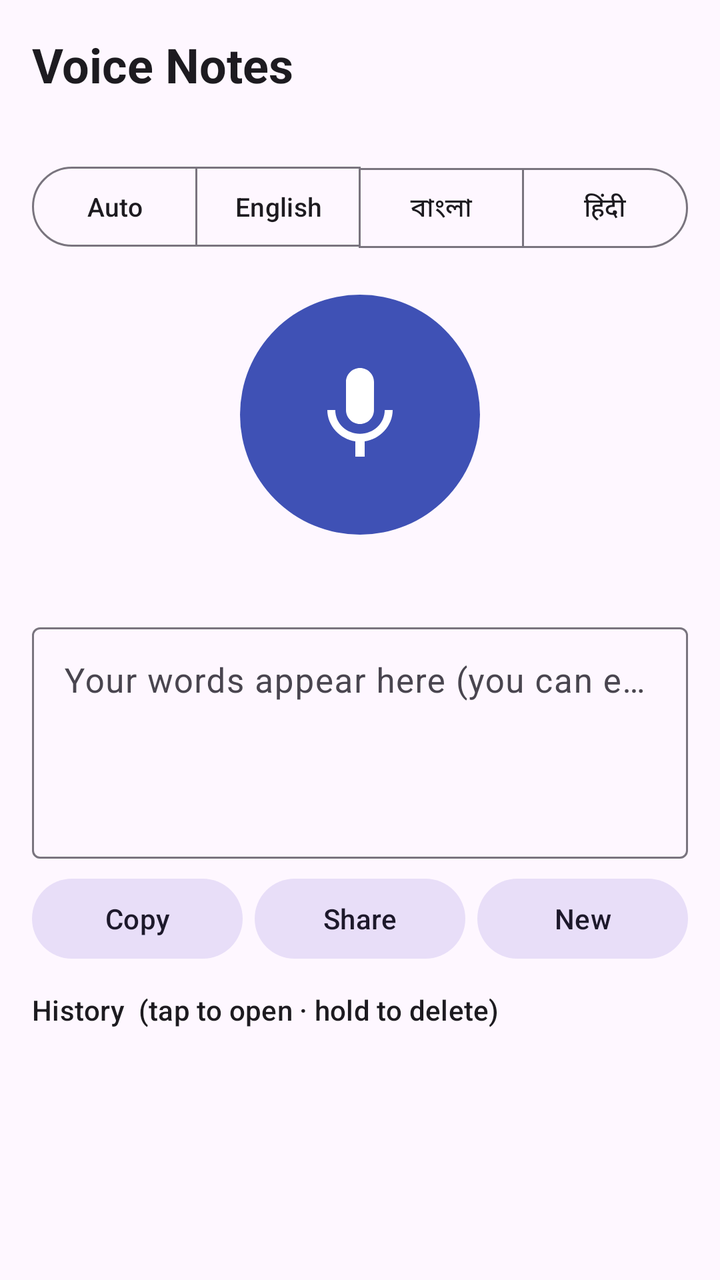
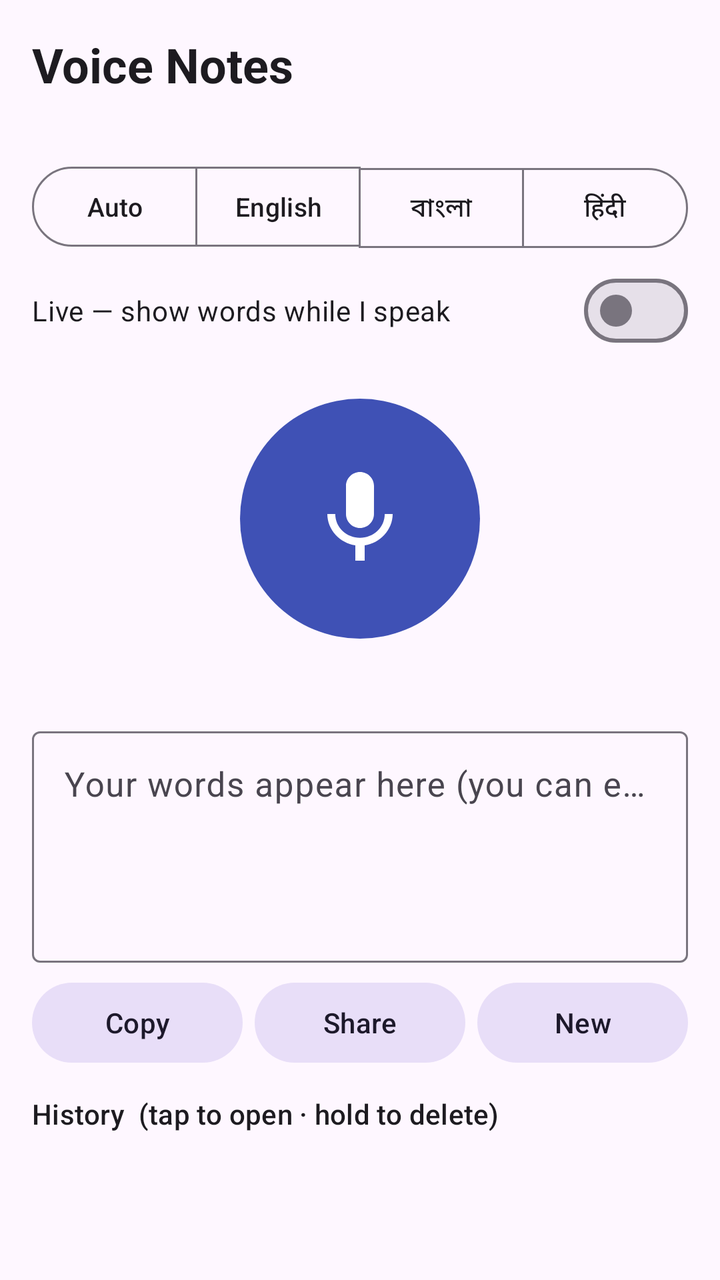

The first picture is an Android layout as it rendered before a commit; the second is the same layout after the commit. The layout source and the unified diff follow.
<!-- AndroidManifest.xml: application theme Theme.VoiceNotes -->
<!-- res/layout/activity_main.xml -->
<?xml version="1.0" encoding="utf-8"?>
<LinearLayout xmlns:android="http://schemas.android.com/apk/res/android"
    xmlns:app="http://schemas.android.com/apk/res-auto"
    android:layout_width="match_parent"
    android:layout_height="match_parent"
    android:fitsSystemWindows="true"
    android:orientation="vertical"
    android:padding="16dp">

    <TextView
        android:layout_width="wrap_content"
        android:layout_height="wrap_content"
        android:text="@string/app_name"
        android:textAppearance="?attr/textAppearanceHeadlineSmall"
        android:textStyle="bold" />

    <TextView
        android:id="@+id/status"
        android:layout_width="wrap_content"
        android:layout_height="wrap_content"
        android:layout_marginBottom="12dp"
        android:textAppearance="?attr/textAppearanceBodyMedium" />

    <com.google.android.material.button.MaterialButtonToggleGroup
        android:id="@+id/langGroup"
        android:layout_width="match_parent"
        android:layout_height="wrap_content"
        app:selectionRequired="true"
        app:singleSelection="true">

        <Button
            android:id="@+id/langAuto"
            style="?attr/materialButtonOutlinedStyle"
            android:layout_width="0dp"
            android:layout_height="wrap_content"
            android:layout_weight="1"
            android:paddingHorizontal="2dp"
            android:text="Auto"
            android:textSize="13sp" />

        <Button
            android:id="@+id/langEn"
            style="?attr/materialButtonOutlinedStyle"
            android:layout_width="0dp"
            android:layout_height="wrap_content"
            android:layout_weight="1"
            android:paddingHorizontal="2dp"
            android:text="English"
            android:textSize="13sp" />

        <Button
            android:id="@+id/langBn"
            style="?attr/materialButtonOutlinedStyle"
            android:layout_width="0dp"
            android:layout_height="wrap_content"
            android:layout_weight="1"
            android:paddingHorizontal="2dp"
            android:text="বাংলা"
            android:textSize="13sp" />

        <Button
            android:id="@+id/langHi"
            style="?attr/materialButtonOutlinedStyle"
            android:layout_width="0dp"
            android:layout_height="wrap_content"
            android:layout_weight="1"
            android:paddingHorizontal="2dp"
            android:text="हिंदी"
            android:textSize="13sp" />
    </com.google.android.material.button.MaterialButtonToggleGroup>

    <com.google.android.material.button.MaterialButton
        android:id="@+id/recordBtn"
        android:layout_width="120dp"
        android:layout_height="120dp"
        android:layout_gravity="center_horizontal"
        android:layout_marginTop="20dp"
        android:insetTop="0dp"
        android:insetBottom="0dp"
        android:padding="0dp"
        app:cornerRadius="60dp"
        app:icon="@drawable/ic_mic"
        app:iconGravity="textStart"
        app:iconPadding="0dp"
        app:iconSize="56dp"
        app:iconTint="#FFFFFF" />

    <TextView
        android:id="@+id/timer"
        android:layout_width="match_parent"
        android:layout_height="wrap_content"
        android:layout_marginTop="10dp"
        android:gravity="center"
        android:textAppearance="?attr/textAppearanceBodyMedium" />

    <com.google.android.material.progressindicator.LinearProgressIndicator
        android:id="@+id/progress"
        android:layout_width="match_parent"
        android:layout_height="wrap_content"
        android:layout_marginTop="8dp"
        android:indeterminate="true"
        android:visibility="gone" />

    <com.google.android.material.textfield.TextInputLayout
        style="?attr/textInputOutlinedStyle"
        android:layout_width="match_parent"
        android:layout_height="wrap_content"
        android:layout_marginTop="12dp"
        android:hint="Your words appear here (you can edit them)">

        <com.google.android.material.textfield.TextInputEditText
            android:id="@+id/resultText"
            android:layout_width="match_parent"
            android:layout_height="wrap_content"
            android:gravity="top|start"
            android:inputType="textMultiLine|textCapSentences"
            android:maxLines="7"
            android:minLines="4"
            android:scrollbars="vertical"
            android:textSize="17sp" />
    </com.google.android.material.textfield.TextInputLayout>

    <LinearLayout
        android:layout_width="match_parent"
        android:layout_height="wrap_content"
        android:layout_marginTop="6dp"
        android:orientation="horizontal">

        <com.google.android.material.button.MaterialButton
            android:id="@+id/copyBtn"
            style="@style/Widget.Material3.Button.TonalButton"
            android:layout_width="0dp"
            android:layout_height="wrap_content"
            android:layout_marginEnd="6dp"
            android:layout_weight="1"
            android:text="Copy" />

        <com.google.android.material.button.MaterialButton
            android:id="@+id/shareBtn"
            style="@style/Widget.Material3.Button.TonalButton"
            android:layout_width="0dp"
            android:layout_height="wrap_content"
            android:layout_marginEnd="6dp"
            android:layout_weight="1"
            android:text="Share" />

        <com.google.android.material.button.MaterialButton
            android:id="@+id/clearBtn"
            style="@style/Widget.Material3.Button.TonalButton"
            android:layout_width="0dp"
            android:layout_height="wrap_content"
            android:layout_weight="1"
            android:text="New" />
    </LinearLayout>

    <TextView
        android:layout_width="wrap_content"
        android:layout_height="wrap_content"
        android:layout_marginTop="12dp"
        android:text="History  (tap to open · hold to delete)"
        android:textAppearance="?attr/textAppearanceTitleSmall" />

    <ListView
        android:id="@+id/historyList"
        android:layout_width="match_parent"
        android:layout_height="0dp"
        android:layout_weight="1" />
</LinearLayout>
<!-- resources referenced by this layout -->
<resources>
  <!-- drawable ic_mic (drawable) -->
  <vector xmlns:android="http://schemas.android.com/apk/res/android"
      android:width="24dp" android:height="24dp"
      android:viewportWidth="24" android:viewportHeight="24"
      android:tint="#FFFFFF">
      <path android:fillColor="#FFFFFF"
          android:pathData="M12,14c1.66,0 2.99,-1.34 2.99,-3L15,5c0,-1.66 -1.34,-3 -3,-3S9,3.34 9,5v6c0,1.66 1.34,3 3,3zM17.3,11c0,3 -2.54,5.1 -5.3,5.1S6.7,14 6.7,11L5,11c0,3.41 2.72,6.23 6,6.72L11,21h2v-3.28c3.28,-0.48 6,-3.3 6,-6.72h-1.7z" />
  </vector>
  <string name="app_name">Voice Notes</string>
  <style name="Theme.VoiceNotes" parent="Theme.Material3.DayNight.NoActionBar">
          <item name="colorPrimary">@color/brand</item>
      </style>
  <color name="brand">#3F51B5</color>
</resources>

<!-- the commit's change to res/layout/activity_main.xml (unified diff, before → after) -->
@@ -68,6 +68,13 @@
             android:text="हिंदी"
             android:textSize="13sp" />
     </com.google.android.material.button.MaterialButtonToggleGroup>
+
+    <com.google.android.material.materialswitch.MaterialSwitch
+        android:id="@+id/liveSwitch"
+        android:layout_width="match_parent"
+        android:layout_height="wrap_content"
+        android:layout_marginTop="4dp"
+        android:text="Live — show words while I speak" />
 
     <com.google.android.material.button.MaterialButton
         android:id="@+id/recordBtn"
